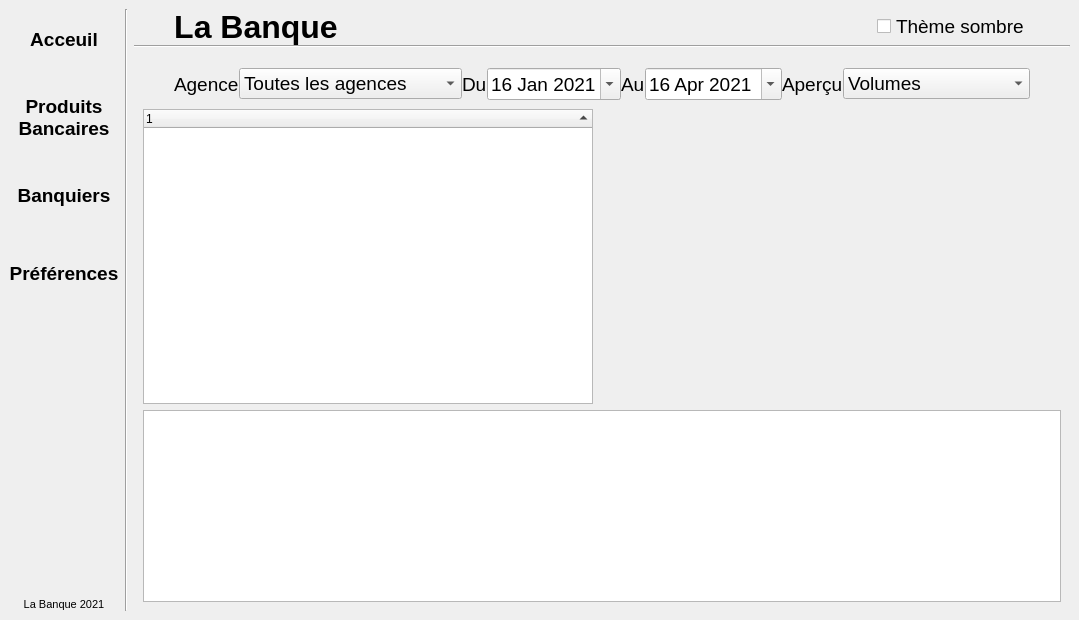
Above: mainwindow.ui from sihamais/TheBank before the change. Below: the same form after it.
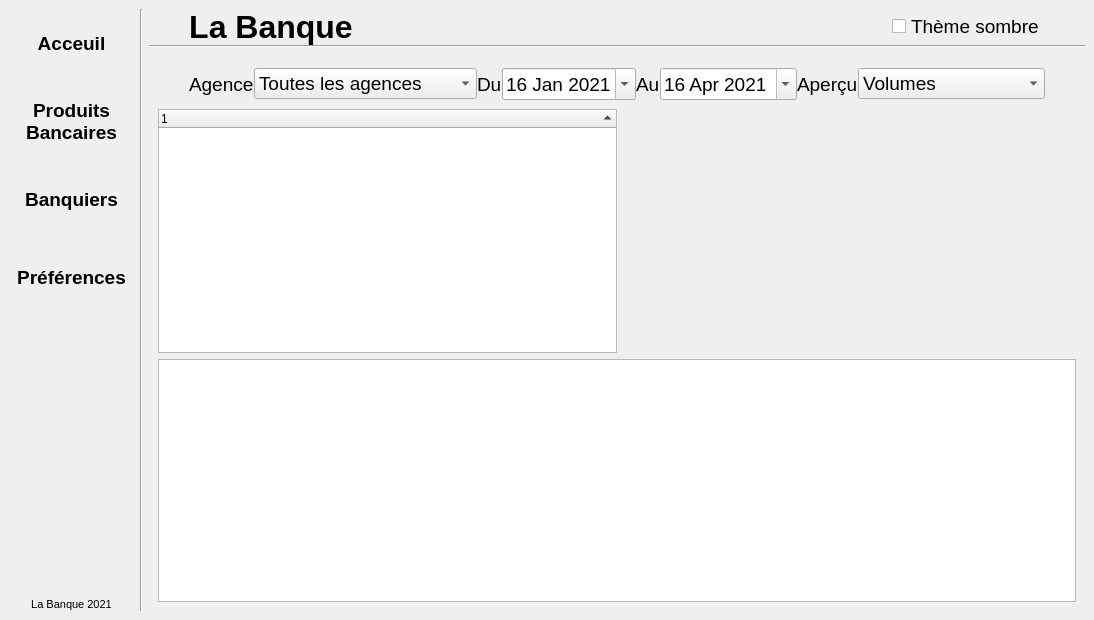
That is the form after the change. The open tabs and pages were chosen to show the change. Custom widgets are drawn as their Qt base class.

```diff
--- a/mainwindow.ui
+++ b/mainwindow.ui
@@ -6,7 +6,7 @@
    <rect>
     <x>0</x>
     <y>0</y>
-    <width>900</width>
+    <width>926</width>
     <height>620</height>
    </rect>
   </property>
@@ -227,7 +227,7 @@
           <item>
            <widget class="QTreeWidget" name="treeWidget">
             <property name="sizePolicy">
-             <sizepolicy hsizetype="Fixed" vsizetype="Expanding">
+             <sizepolicy hsizetype="Expanding" vsizetype="Expanding">
               <horstretch>0</horstretch>
               <verstretch>0</verstretch>
              </sizepolicy>
@@ -274,7 +274,7 @@
           <item>
            <widget class="QChartView" name="PBancaireDtlChart" native="true">
             <property name="sizePolicy">
-             <sizepolicy hsizetype="Preferred" vsizetype="Expanding">
+             <sizepolicy hsizetype="Expanding" vsizetype="Expanding">
               <horstretch>0</horstretch>
               <verstretch>0</verstretch>
              </sizepolicy>
@@ -299,7 +299,7 @@
              <bool>true</bool>
             </property>
             <property name="sizePolicy">
-             <sizepolicy hsizetype="Expanding" vsizetype="Preferred">
+             <sizepolicy hsizetype="Expanding" vsizetype="Expanding">
               <horstretch>0</horstretch>
               <verstretch>0</verstretch>
              </sizepolicy>
@@ -1154,10 +1154,19 @@
       <property name="spacing">
        <number>18</number>
       </property>
+      <property name="leftMargin">
+       <number>4</number>
+      </property>
+      <property name="topMargin">
+       <number>4</number>
+      </property>
+      <property name="rightMargin">
+       <number>4</number>
+      </property>
       <item>
        <widget class="QPushButton" name="AcceuilBtn">
         <property name="sizePolicy">
-         <sizepolicy hsizetype="Minimum" vsizetype="Fixed">
+         <sizepolicy hsizetype="Minimum" vsizetype="Preferred">
           <horstretch>0</horstretch>
           <verstretch>0</verstretch>
          </sizepolicy>
@@ -1170,7 +1179,7 @@
         </property>
         <property name="maximumSize">
          <size>
-          <width>110</width>
+          <width>16777215</width>
           <height>16777215</height>
          </size>
         </property>
@@ -1207,6 +1216,12 @@
       </item>
       <item>
        <widget class="QPushButton" name="pBancaireBtn">
+        <property name="sizePolicy">
+         <sizepolicy hsizetype="Minimum" vsizetype="Preferred">
+          <horstretch>0</horstretch>
+          <verstretch>0</verstretch>
+         </sizepolicy>
+        </property>
         <property name="minimumSize">
          <size>
           <width>0</width>
@@ -1215,7 +1230,7 @@
         </property>
         <property name="maximumSize">
          <size>
-          <width>110</width>
+          <width>16777215</width>
           <height>16777215</height>
          </size>
         </property>
@@ -1241,6 +1256,12 @@
       </item>
       <item>
        <widget class="QPushButton" name="banquiersBtn">
+        <property name="sizePolicy">
+         <sizepolicy hsizetype="Preferred" vsizetype="Fixed">
+          <horstretch>0</horstretch>
+          <verstretch>0</verstretch>
+         </sizepolicy>
+        </property>
         <property name="minimumSize">
          <size>
           <width>0</width>
@@ -1249,7 +1270,7 @@
         </property>
         <property name="maximumSize">
          <size>
-          <width>110</width>
+          <width>16777215</width>
           <height>16777215</height>
          </size>
         </property>
@@ -1275,7 +1296,7 @@
       <item>
        <widget class="QPushButton" name="preferencesBtn">
         <property name="sizePolicy">
-         <sizepolicy hsizetype="Maximum" vsizetype="Fixed">
+         <sizepolicy hsizetype="Preferred" vsizetype="Fixed">
           <horstretch>0</horstretch>
           <verstretch>0</verstretch>
          </sizepolicy>
@@ -1288,7 +1309,7 @@
         </property>
         <property name="maximumSize">
          <size>
-          <width>110</width>
+          <width>16777215</width>
           <height>16777215</height>
          </size>
         </property>
```
Left out of the diff: 2 changed lines with no effect on the pictures.
